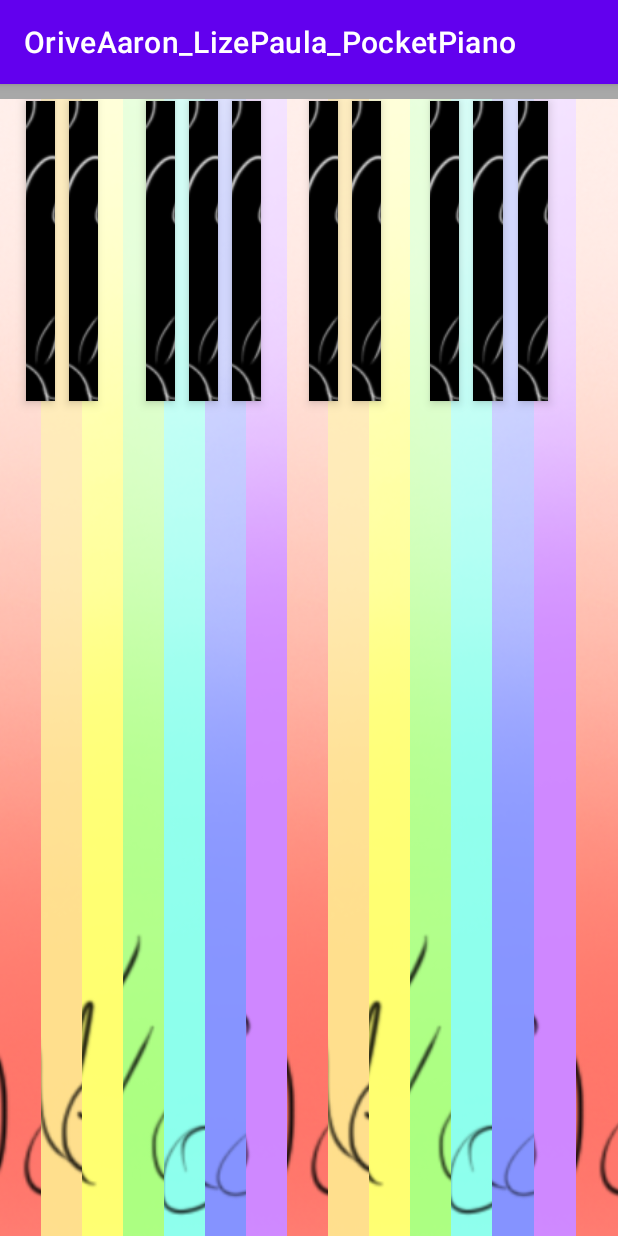
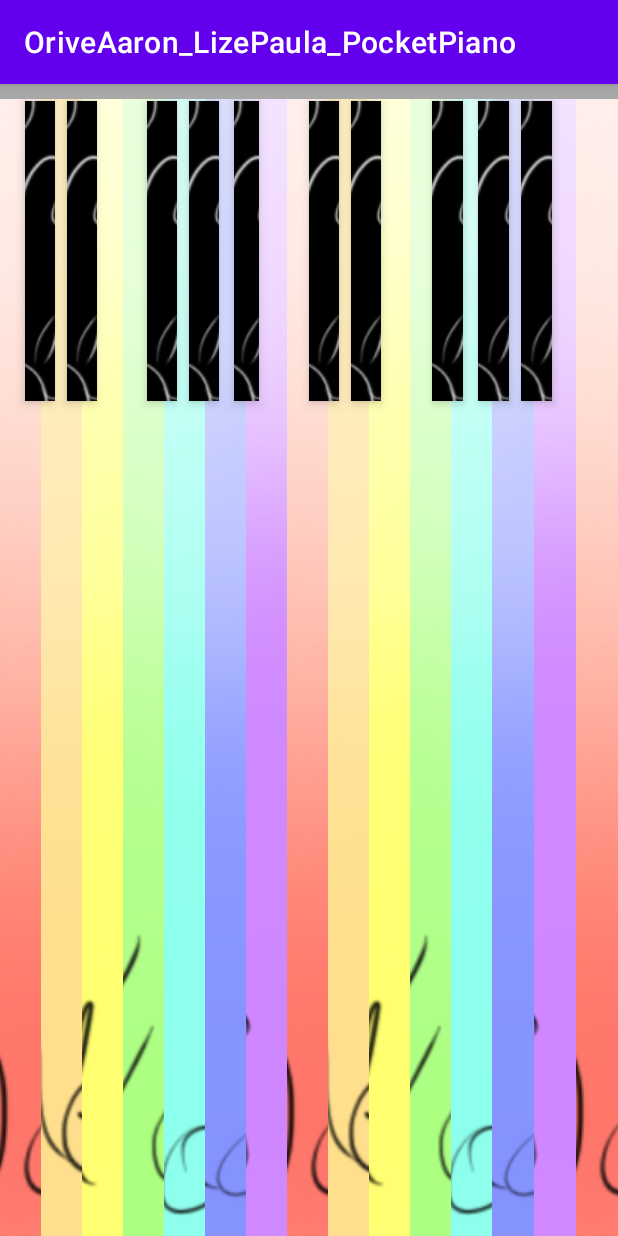
Before and after one commit to Paula-LL/Pocket-Piano, an Android app: the screen it shows after launch (MainActivity), on a phone screen of 412 x 824 dp. Run offline under Robolectric (Android 15) with nearby library versions, the light colour scheme and no system bars.

Commit message:
Layout semicompleted

```diff
--- a/app/src/main/res/layout/activity_main.xml
+++ b/app/src/main/res/layout/activity_main.xml
@@ -8,7 +8,6 @@
         android:layout_width="match_parent"
         android:layout_height="match_parent">
 
-        <!-- White keys -->
         <LinearLayout
             android:id="@+id/whiteKeysLayout"
             android:layout_width="match_parent"
@@ -180,9 +179,9 @@
                 android:scaleType="centerCrop"
                 android:src="@drawable/do_note"
                 tools:ignore="SpeakableTextPresentCheck,SpeakableTextPresentCheck" />
+
         </LinearLayout>
 
-        <!-- Black keys -->
         <LinearLayout
             android:id="@+id/blackKeysLayout"
             android:layout_width="match_parent"
@@ -194,7 +193,7 @@
             <View
                 android:layout_width="0dp"
                 android:layout_height="match_parent"
-                android:layout_weight="1.1"/>
+                android:layout_weight="1"/>
 
             <ImageButton
                 android:id="@+id/C2b"
@@ -212,7 +211,7 @@
             <View
                 android:layout_width="0dp"
                 android:layout_height="match_parent"
-                android:layout_weight="0.6"/>
+                android:layout_weight="0.5"/>
 
             <ImageButton
                 android:id="@+id/D2b"
@@ -244,7 +243,11 @@
                 android:paddingBottom="4dp"
                 android:src="@drawable/semi_note"
                 tools:ignore="SpeakableTextPresentCheck,TouchTargetSizeCheck" />
-            <View android:layout_width="0dp" android:layout_height="match_parent" android:layout_weight="0.6"/>
+
+            <View
+                android:layout_width="0dp"
+                android:layout_height="match_parent"
+                android:layout_weight="0.5"/>
 
             <ImageButton
                 android:id="@+id/G2b"
@@ -258,16 +261,20 @@
                 android:paddingBottom="4dp"
                 android:src="@drawable/semi_note"
                 tools:ignore="SpeakableTextPresentCheck,SpeakableTextPresentCheck,TouchTargetSizeCheck" />
-            <View android:layout_width="0dp" android:layout_height="match_parent" android:layout_weight="0.6"/>
+
+            <View
+                android:layout_width="0dp"
+                android:layout_height="match_parent"
+                android:layout_weight="0.6"/>
 
             <ImageButton
                 android:id="@+id/A2b"
                 android:layout_width="0dp"
                 android:layout_height="200dp"
                 android:layout_marginTop="1dp"
-                android:layout_weight="1.2"
+                android:layout_weight="1"
                 android:background="#000000"
-                android:elevation="4dp"
+                android:elevation="5dp"
                 android:gravity="bottom|center_horizontal"
                 android:paddingBottom="4dp"
                 android:src="@drawable/semi_note"
@@ -291,7 +298,9 @@
                 android:src="@drawable/semi_note"
                 tools:ignore="SpeakableTextPresentCheck,TouchTargetSizeCheck,TouchTargetSizeCheck" />
 
-            <View android:layout_width="0dp" android:layout_height="match_parent" android:layout_weight="0.6"/>
+            <View android:layout_width="0dp"
+                android:layout_height="match_parent"
+                android:layout_weight="0.5"/>
 
             <ImageButton
                 android:id="@+id/D3b"
@@ -305,7 +314,10 @@
                 android:paddingBottom="4dp"
                 android:src="@drawable/semi_note"
                 tools:ignore="SpeakableTextPresentCheck,TouchTargetSizeCheck" />
-            <View android:layout_width="0dp" android:layout_height="match_parent" android:layout_weight="2"/>
+
+            <View android:layout_width="0dp"
+                android:layout_height="match_parent"
+                android:layout_weight="2"/>
 
             <ImageButton
                 android:id="@+id/F3b"
@@ -319,7 +331,10 @@
                 android:paddingBottom="4dp"
                 android:src="@drawable/semi_note"
                 tools:ignore="SpeakableTextPresentCheck,SpeakableTextPresentCheck,TouchTargetSizeCheck" />
-            <View android:layout_width="0dp" android:layout_height="match_parent" android:layout_weight="0.6"/>
+
+            <View android:layout_width="0dp"
+                android:layout_height="match_parent"
+                android:layout_weight="0.6"/>
 
             <ImageButton
                 android:id="@+id/G3b"
@@ -333,7 +348,10 @@
                 android:paddingBottom="4dp"
                 android:src="@drawable/semi_note"
                 tools:ignore="SpeakableTextPresentCheck,SpeakableTextPresentCheck,TouchTargetSizeCheck" />
-            <View android:layout_width="0dp" android:layout_height="match_parent" android:layout_weight="0.6"/>
+
+            <View android:layout_width="0dp"
+                android:layout_height="match_parent"
+                android:layout_weight="0.5"/>
 
             <ImageButton
                 android:id="@+id/A3b"
@@ -347,7 +365,11 @@
                 android:paddingBottom="4dp"
                 android:src="@drawable/semi_note"
                 tools:ignore="TouchTargetSizeCheck,SpeakableTextPresentCheck" />
-            <View android:layout_width="0dp" android:layout_height="match_parent" android:layout_weight="2.8"/>
+
+            <View
+                android:layout_width="0dp"
+                android:layout_height="match_parent"
+                android:layout_weight="2.5"/>
         </LinearLayout>
 
     </FrameLayout>
```
